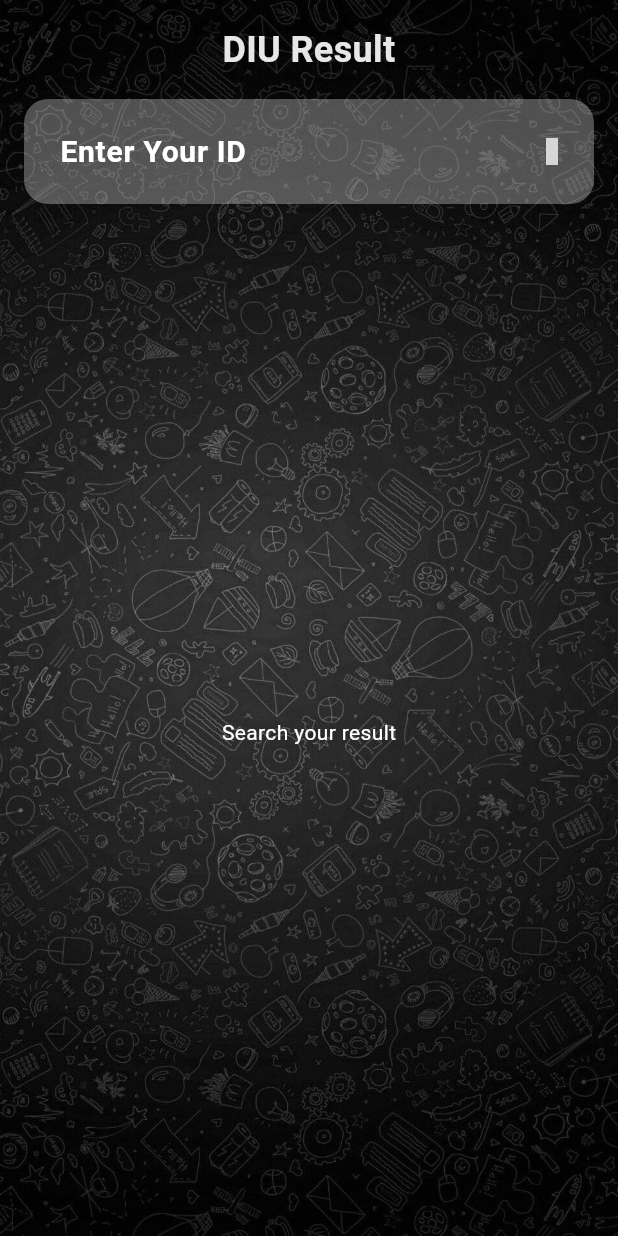
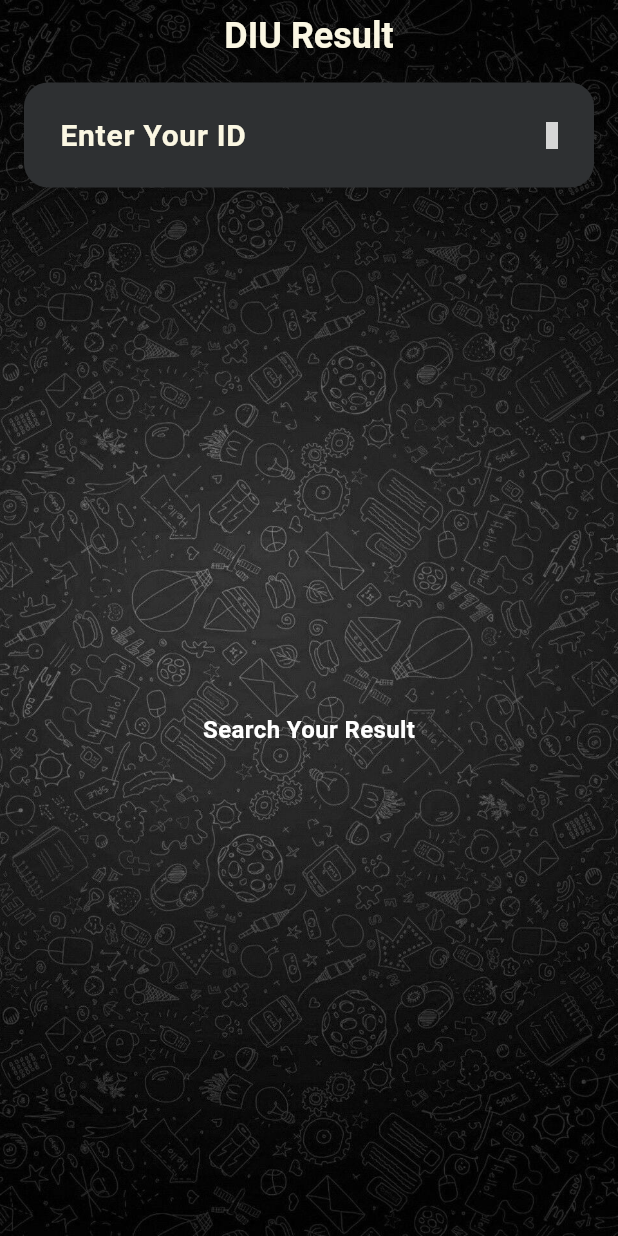
Before and after one commit to hafizflow/DIU-Result, a Flutter app: the screen it shows after launch, on a phone screen of 412 x 824 dp. Run offline on Flutter 3.47's test engine with Material 3 defaults, Android fonts, the phone set to English and light mode, and no system bars; our stand-ins replace animated_text_kit, awesome_snackbar_content, get, iconsax, shimmer; grey boxes are pictures that could not be loaded.

Commit message:
some new feature added

```diff
--- /dev/null
+++ b/lib/controller/api_controller.dart
@@ -0,0 +1,32 @@
+import 'package:diu_result/controller/personal_info_controller.dart';
+import 'package:diu_result/controller/semester_id_name_controller.dart';
+import 'package:diu_result/controller/semester_result_controller.dart';
+import 'package:flutter/material.dart';
+import 'package:get/get.dart';
+
+class ApiController extends GetxController {
+  final pController = Get.find<PersonalInfoController>();
+  final sIdNameController = Get.find<SemesterIdNameController>();
+  final sResultController = Get.find<SemesterResultController>();
+
+  final GlobalKey<FormState> searchKey = GlobalKey<FormState>();
+
+  /// Function to handle the personal info search operation
+  Future<bool> personalInfoSearch() async {
+    return await pController.getPersonalInfo(
+      pController.idTEController.text.trim(),
+    );
+  }
+
+  /// Function to handle the result search operation
+  Future<void> resultSearch() async {
+    bool success = await sIdNameController.getAllSemesterIdName();
+
+    if (success && sIdNameController.semesterIds.isNotEmpty) {
+      await sResultController.getAllSemesterResults(
+        sIdNameController.semesterIds,
+        pController.idTEController.text.trim(),
+      );
+    }
+  }
+}
--- a/lib/controller/personal_info_controller.dart
+++ b/lib/controller/personal_info_controller.dart
@@ -1,4 +1,3 @@
-
 import 'package:diu_result/model/personal_info_model.dart';
 import 'package:diu_result/services/network_caller_service.dart';
 import 'package:flutter/cupertino.dart';
@@ -31,7 +30,9 @@ class PersonalInfoController extends GetxController {
 
     if (response.isSuccess) {
       _personalInfoModel = PersonalInfoModel.fromJson(response.responseData);
-      isSuccess = true;
+      if (_personalInfoModel.studentId != null) {
+        isSuccess = true;
+      }
     } else {
       _errorMessage = response.errorMessage;
     }
--- a/lib/controller_binder.dart
+++ b/lib/controller_binder.dart
@@ -1,3 +1,4 @@
+import 'package:diu_result/controller/api_controller.dart';
 import 'package:diu_result/controller/semester_id_name_controller.dart';
 import 'package:diu_result/controller/personal_info_controller.dart';
 import 'package:diu_result/controller/semester_result_controller.dart';
@@ -9,5 +10,6 @@ class ControllerBinder extends Bindings {
     Get.lazyPut<PersonalInfoController>(() => PersonalInfoController());
     Get.lazyPut<SemesterIdNameController>(() => SemesterIdNameController());
     Get.lazyPut<SemesterResultController>(() => SemesterResultController());
+    Get.lazyPut<ApiController>(() => ApiController());
   }
 }
--- /dev/null
+++ b/lib/utils/const/color.dart
@@ -0,0 +1,8 @@
+import 'dart:ui';
+
+class CColor {
+  CColor._();
+
+  static const Color offWhite = Color(0xFFFBF7E3);
+  static const Color offDark = Color(0xFF2E3032);
+}
--- a/lib/utils/theme/custome_theme/text_field_theme.dart
+++ b/lib/utils/theme/custome_theme/text_field_theme.dart
@@ -1,4 +1,6 @@
 import 'package:flutter/material.dart';
+
+import '../../const/color.dart';
 
 class CTextFieldTheme {
   CTextFieldTheme._();
@@ -8,13 +10,13 @@ class CTextFieldTheme {
       borderRadius: BorderRadius.circular(16),
       borderSide: BorderSide.none,
     ),
-    fillColor: Colors.white.withOpacity(0.3),
+    fillColor: CColor.offDark,
     filled: true,
     contentPadding: const EdgeInsets.symmetric(
       vertical: 20,
       horizontal: 20,
     ),
-    suffixIconColor: Colors.white,
+    suffixIconColor: CColor.offWhite,
     isDense: true,
   );
 }
--- /dev/null
+++ b/lib/utils/theme/custome_theme/text_theme.dart
@@ -0,0 +1,30 @@
+import 'package:flutter/material.dart';
+
+import '../../const/color.dart';
+
+class CTextTheme {
+  CTextTheme._();
+
+  static TextTheme textTheme = const TextTheme(
+    labelMedium: TextStyle(
+      color: CColor.offWhite,
+      fontWeight: FontWeight.w600,
+      fontSize: 16,
+    ),
+    bodyMedium: TextStyle(
+      color: CColor.offWhite,
+      fontWeight: FontWeight.bold,
+      fontSize: 16,
+    ),
+    titleMedium: TextStyle(
+      color: CColor.offWhite,
+      fontWeight: FontWeight.bold,
+      fontSize: 22,
+    ),
+    headlineMedium: TextStyle(
+      color: CColor.offWhite,
+      fontWeight: FontWeight.bold,
+      fontSize: 24,
+    ),
+  );
+}
--- a/lib/utils/theme/theme.dart
+++ b/lib/utils/theme/theme.dart
@@ -1,3 +1,4 @@
+import 'package:diu_result/utils/theme/custome_theme/text_theme.dart';
 import 'package:flutter/material.dart';
 import 'custome_theme/text_field_theme.dart';
 
@@ -9,5 +10,6 @@ class DIUResultAppTheme {
     brightness: Brightness.light,
     primaryColor: Colors.white,
     inputDecorationTheme: CTextFieldTheme.inputDecorationTheme,
+    textTheme: CTextTheme.textTheme,
   );
 }
--- a/lib/view/over_all_result_screen/over_all_result_screen.dart
+++ b/lib/view/over_all_result_screen/over_all_result_screen.dart
@@ -1,7 +1,6 @@
 import 'package:diu_result/controller/personal_info_controller.dart';
 import 'package:diu_result/utils/background/background.dart';
 import 'package:diu_result/view/over_all_result_screen/widget/all_semester_cgpa_grid.dart';
-import 'package:diu_result/view/over_all_result_screen/widget/appbar_title.dart';
 import 'package:diu_result/view/over_all_result_screen/widget/custom_search_field.dart';
 import 'package:diu_result/view/over_all_result_screen/widget/personal_info_card.dart';
 import 'package:flutter/material.dart';
@@ -18,11 +17,14 @@ class OverAllResultScreen extends StatelessWidget {
           const BackGround(),
           SafeArea(
             child: Padding(
-              padding: const EdgeInsets.all(16.0),
+              padding: const EdgeInsets.symmetric(horizontal: 16, vertical: 8),
               child: GetBuilder<PersonalInfoController>(builder: (controller) {
                 return Column(
                   children: [
-                    const AppBarTitle(),
+                    Text(
+                      'DIU Result',
+                      style: Theme.of(context).textTheme.headlineMedium,
+                    ),
                     const SizedBox(height: 16),
                     CustomSearchField(),
                     const SizedBox(height: 16),
--- a/lib/view/over_all_result_screen/widget/appbar_title.dart
+++ /dev/null
@@ -1,42 +0,0 @@
-import 'package:flutter/material.dart';
-import 'package:get/get.dart';
-
-class AppBarTitle extends StatelessWidget {
-  const AppBarTitle({
-    super.key,
-    this.isShowBack = false,
-  });
-
-  final bool isShowBack;
-
-  @override
-  Widget build(BuildContext context) {
-    return Row(
-      mainAxisAlignment: MainAxisAlignment.spaceBetween,
-      children: [
-        isShowBack
-            ? IconButton(
-                onPressed: () => Get.back(),
-                padding: EdgeInsets.zero,
-                icon: const Icon(
-                  Icons.arrow_back,
-                  color: Colors.white,
-                ),
-              )
-            : const SizedBox.shrink(),
-        Expanded(
-          child: Text(
-            'DIU Result',
-            style: TextStyle(
-              color: Colors.white.withOpacity(.9),
-              fontSize: 24,
-              fontWeight: FontWeight.w600,
-            ),
-            textAlign: TextAlign.center,
-          ),
-        ),
-        const SizedBox(),
-      ],
-    );
-  }
-}
--- a/lib/view/over_all_result_screen/widget/custom_search_field.dart
+++ b/lib/view/over_all_result_screen/widget/custom_search_field.dart
@@ -1,36 +1,26 @@
-import 'package:diu_result/controller/semester_id_name_controller.dart';
+import 'package:awesome_snackbar_content/awesome_snackbar_content.dart';
+import 'package:diu_result/controller/api_controller.dart';
 import 'package:diu_result/controller/personal_info_controller.dart';
 import 'package:diu_result/controller/semester_result_controller.dart';
 import 'package:flutter/material.dart';
 import 'package:get/get.dart';
 import 'package:iconsax/iconsax.dart';
 
+import '../../../utils/const/color.dart';
+import 'custom_snackbar.dart';
+
 class CustomSearchField extends StatelessWidget {
-  CustomSearchField({
-    super.key,
-  });
+  CustomSearchField({super.key});
 
+  final aController = Get.find<ApiController>();
   final pController = Get.find<PersonalInfoController>();
-  final sIdNameController = Get.find<SemesterIdNameController>();
-  final sResultController = Get.find<SemesterResultController>();
-
-  /// Function to handle the result search operation
-  Future<void> performSearch() async {
-    await pController.getPersonalInfo(pController.idTEController.text.trim());
-
-    bool success = await sIdNameController.getAllSemesterIdName();
-
-    if (success && sIdNameController.semesterIds.isNotEmpty) {
-      await sResultController.getAllSemesterResults(
-        sIdNameController.semesterIds,
-        pController.idTEController.text.trim(),
-      );
-    }
-  }
+  final sController = Get.find<SemesterResultController>();
 
   @override
   Widget build(BuildContext context) {
-    return TextFormField(
+    return Form(
+      key: aController.searchKey,
+      child: TextFormField(
         controller: pController.idTEController,
         style: TextStyle(
           color: Colors.white.withOpacity(.8),
@@ -39,31 +29,74 @@ class CustomSearchField extends StatelessWidget {
         ),
         validator: (value) {
           if (value == null || value.trim().isEmpty) {
-          return 'Please enter your ID';
+            sController.allSemesterResults.clear();
+            final snackBar = customSnackBar(
+              title: 'Forgot!',
+              message: 'Please enter your Student-ID',
+              contentType: ContentType.help,
+            );
+            ScaffoldMessenger.of(Get.context!)
+              ..hideCurrentSnackBar()
+              ..showSnackBar(snackBar);
+            return '';
           }
-        // You can add further synchronous checks here if needed
           return null;
         },
         decoration: InputDecoration(
           hintText: 'Enter Your ID',
-        hintStyle: const TextStyle(color: Colors.white),
+          hintStyle: const TextStyle(color: CColor.offWhite),
+          counterText: '',
           suffixIcon: Padding(
             padding: const EdgeInsets.only(right: 4.0),
             child: IconButton(
+              icon: const Icon(Iconsax.search_normal),
               onPressed: () async {
-              await performSearch();
+                if (!aController.searchKey.currentState!.validate()) {
+                  return;
+                }
+
+                if (await aController.personalInfoSearch() == false) {
+                  sController.allSemesterResults.clear();
+                  final snackBar = customSnackBar(
+                    title: 'On Snap!',
+                    message: 'Please insert valid Student-ID',
+                    contentType: ContentType.failure,
+                  );
+                  ScaffoldMessenger.of(Get.context!)
+                    ..hideCurrentSnackBar()
+                    ..showSnackBar(snackBar);
+                  return;
+                }
+
+                aController.resultSearch();
               },
-            icon: const Icon(Iconsax.search_normal),
             ),
           ),
         ),
-      cursorColor: Colors.white.withOpacity(.6),
+        cursorColor: Colors.white,
         keyboardType: const TextInputType.numberWithOptions(),
         textInputAction: TextInputAction.search,
-      // Trigger the search operation when the search button on the keyboard is pressed
-      onFieldSubmitted: (value) async {
-        await performSearch();
+        onFieldSubmitted: (_) async {
+          if (!aController.searchKey.currentState!.validate()) {
+            return;
+          }
+
+          if (await aController.personalInfoSearch() == false) {
+            sController.allSemesterResults.clear();
+            final snackBar = customSnackBar(
+              title: 'On Snap!',
+              message: 'Please insert valid Student-ID',
+              contentType: ContentType.failure,
+            );
+            ScaffoldMessenger.of(Get.context!)
+              ..hideCurrentSnackBar()
+              ..showSnackBar(snackBar);
+            return;
+          }
+
+          aController.resultSearch();
         },
+      ),
     );
   }
 }
--- /dev/null
+++ b/lib/view/over_all_result_screen/widget/custom_snackbar.dart
@@ -0,0 +1,24 @@
+import 'package:awesome_snackbar_content/awesome_snackbar_content.dart';
+import 'package:flutter/material.dart';
+
+SnackBar customSnackBar({
+  required String title,
+  required String message,
+  required ContentType contentType,
+}) {
+  return SnackBar(
+    elevation: 0,
+    duration: const Duration(seconds: 2),
+    behavior: SnackBarBehavior.floating,
+    backgroundColor: Colors.transparent,
+    dismissDirection: DismissDirection.startToEnd,
+    content: Padding(
+      padding: const EdgeInsets.all(8.0),
+      child: AwesomeSnackbarContent(
+        title: title,
+        message: message,
+        contentType: contentType,
+      ),
+    ),
+  );
+}
--- a/pubspec.yaml
+++ b/pubspec.yaml
@@ -14,6 +14,8 @@ dependencies:
   iconsax:
   http:
   shimmer: ^3.0.0
+  awesome_snackbar_content: ^0.1.3
+  animated_text_kit: ^4.2.2
 
 dev_dependencies:
   flutter_test:
```
Also changed, not shown: lib/controller/semester_result_controller.dart (+8 -0 lines), lib/model/personal_info_model.dart (+10 -0 lines), lib/utils/common/widget/personal_info_text.dart (+8 -12 lines), lib/view/details_result_screen/details_result_screen.dart (+88 -27 lines), lib/view/over_all_result_screen/widget/all_semester_cgpa_grid.dart (+14 -18 lines), lib/view/over_all_result_screen/widget/personal_info_card.dart (+30 -14 lines), pubspec.lock. Lines whose indentation alone changed are shown as unchanged.
